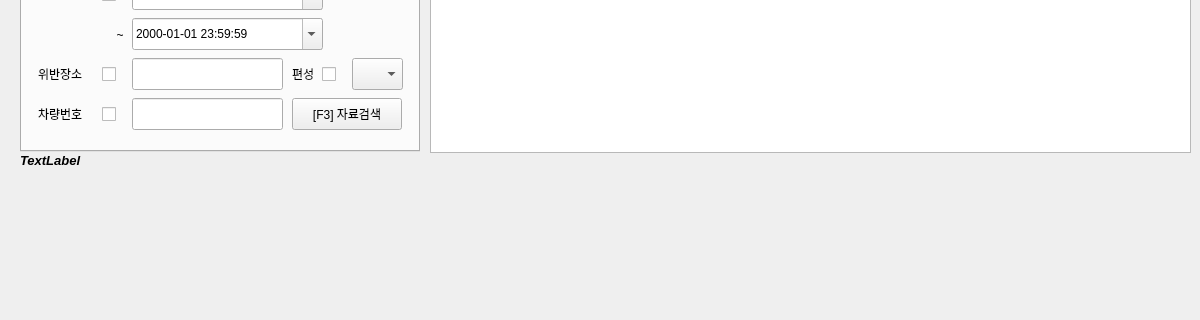
Before: the Qt Designer form MainWindow.ui in lbestestl/PRIM, drawn with Qt 5; both pictures show x 0 to 1200 and y 108 to 428 of the 1200 by 666 pixel window.
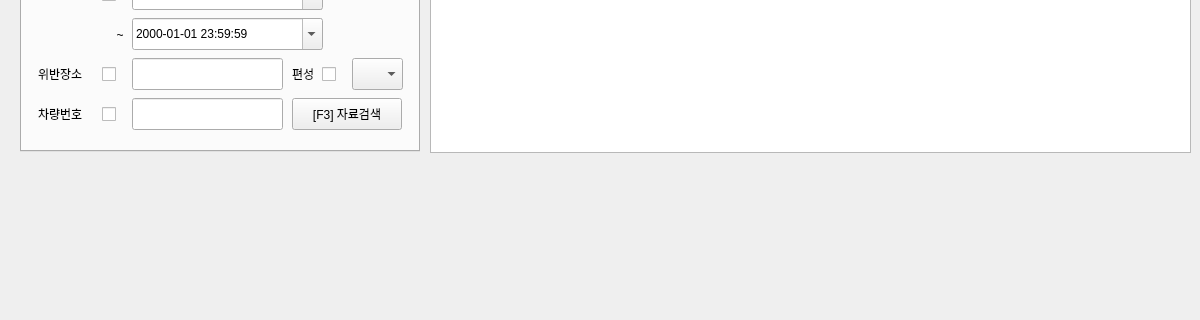
After: the same form once the commit is applied.

Commit message: 자료 추가 작동

Diff of the .ui file:
```diff
--- a/MainWindow.ui
+++ b/MainWindow.ui
@@ -1105,27 +1105,6 @@
      <number>25</number>
     </attribute>
    </widget>
-   <widget class="QLabel" name="label_23">
-    <property name="geometry">
-     <rect>
-      <x>20</x>
-      <y>260</y>
-      <width>1171</width>
-      <height>17</height>
-     </rect>
-    </property>
-    <property name="font">
-     <font>
-      <pointsize>10</pointsize>
-      <weight>75</weight>
-      <italic>true</italic>
-      <bold>true</bold>
-     </font>
-    </property>
-    <property name="text">
-     <string>TextLabel</string>
-    </property>
-   </widget>
   </widget>
  </widget>
  <layoutdefault spacing="6" margin="11"/>
```
The commit also changes 2 other files.
